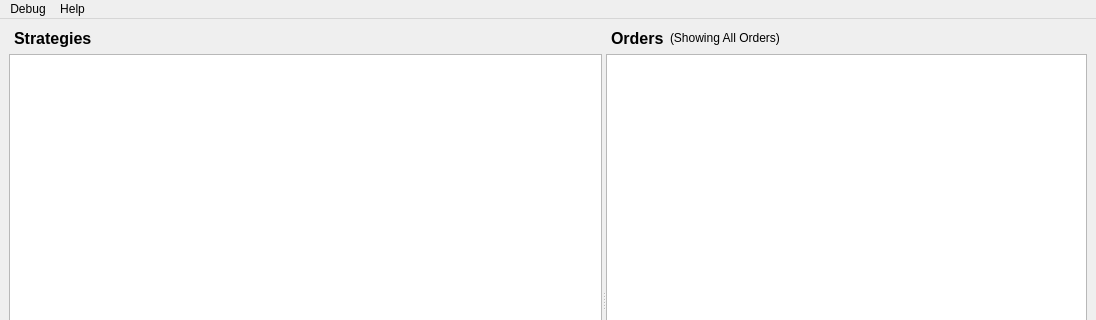
Before: the Qt Designer form Views/mainwindow.ui in yunnsbz/StrategyMonitor, drawn with Qt 5; both pictures show x 0 to 1096 and y 0 to 320 of the 1096 by 581 pixel window.
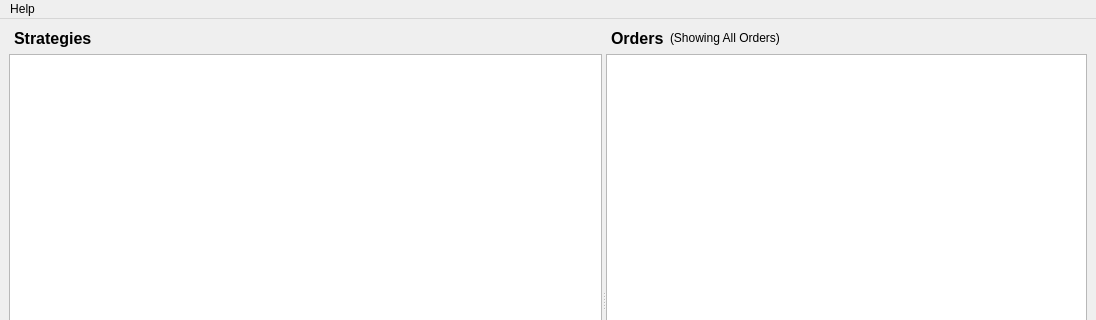
After: the same form once the commit is applied.

Commit message:
Add help dialogs and update UI for features info
Added two new slots in MainWindow to show information dialogs: one explaining how the simulation works and another listing all features. Updated the UI to remove the Debug menu, increase the minimum window width, and ensure the new help actions are accessible from the Help menu. Also truncated the selected strategies label if it exceeds 50 characters for better display.

```diff
--- a/Views/mainwindow.ui
+++ b/Views/mainwindow.ui
@@ -12,7 +12,7 @@
   </property>
   <property name="minimumSize">
    <size>
-    <width>520</width>
+    <width>700</width>
     <height>400</height>
    </size>
   </property>
@@ -261,13 +261,6 @@
      <height>25</height>
     </rect>
    </property>
-   <widget class="QMenu" name="menuDebug">
-    <property name="title">
-     <string>Debug</string>
-    </property>
-    <addaction name="actionDeactivateAutoSim"/>
-    <addaction name="actionSetAutoSimSpeed"/>
-   </widget>
    <widget class="QMenu" name="menuHelp">
     <property name="title">
      <string>Help</string>
@@ -275,7 +268,6 @@
     <addaction name="actionHowSimulationWorks"/>
     <addaction name="actionListAllTheFeatures"/>
    </widget>
-   <addaction name="menuDebug"/>
    <addaction name="menuHelp"/>
   </widget>
   <action name="actionDeactivateAutoSim">
```
Left out of the diff: 21 changed lines with no effect on the pictures. The commit also changes 2 other files.
